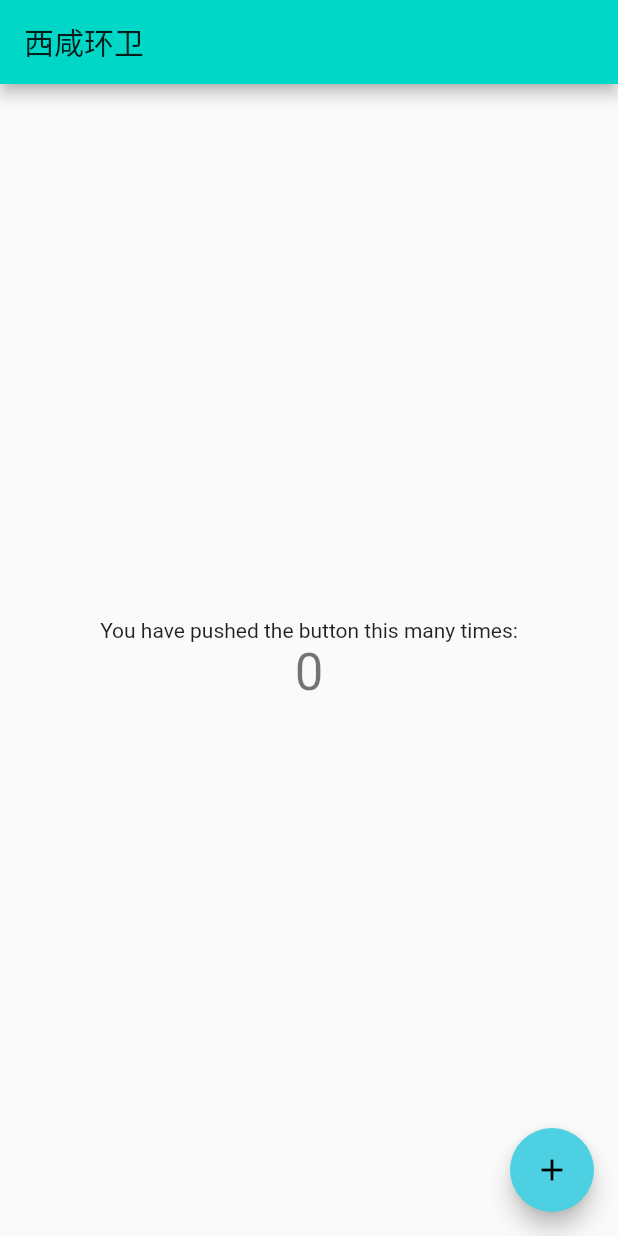
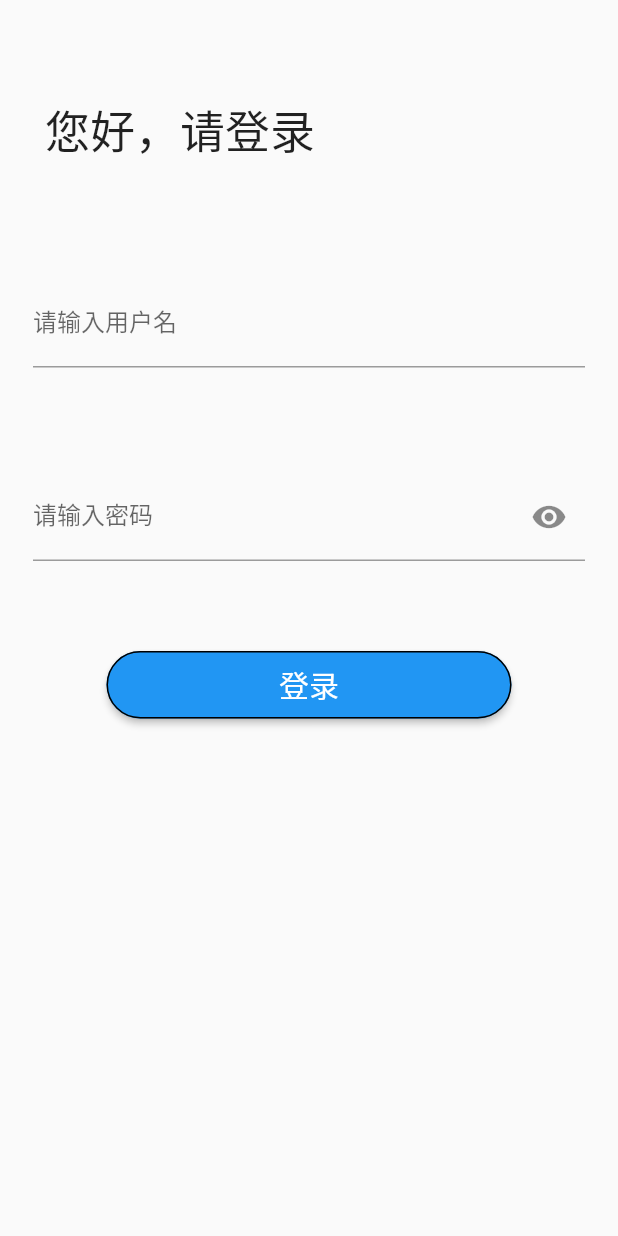
Before and after one commit to licnqiang/XXXQ_Flutter, a Flutter app: the screen it shows after launch, on a phone screen of 412 x 824 dp. Run offline on Flutter 3.47's test engine with Material 2 defaults, Android fonts, the phone set to English and light mode, and no system bars; our stand-ins replace shared_preferences.

Commit message:
初始化项目

```diff
--- a/lib/Splash.dart
+++ b/lib/Splash.dart
@@ -4,6 +4,7 @@ import 'dart:async';
 
 import 'package:flutter/material.dart';
 import 'package:flutter/widgets.dart';
+import 'package:xxxq_flutter/pages/LoginPage.dart';
 
 import 'main.dart';
 
@@ -34,7 +35,8 @@ class SplashState extends State<SplashPage>{
                   builder: (BuildContext context, Widget child) {
                     return Opacity(
                       opacity: animation.value,
-                      child: new MyHomePage(title: '西咸环卫'),
+//                      child: new MyHomePage(title: '西咸环卫'),
+                        child: new LoginPage(),
                     );
                   },
                 );
@@ -66,7 +68,7 @@ class SplashState extends State<SplashPage>{
         child: new Text(
           "西咸环卫",
           style: new TextStyle(
-              color: Colors.white, fontSize: 50.0, fontWeight: FontWeight.bold),
+              color: Colors.white, fontSize: 20.0, fontWeight: FontWeight.bold),
         ),
       ),
     );
--- /dev/null
+++ b/lib/pages/LoginPage.dart
@@ -0,0 +1,127 @@
+
+import 'package:flutter/material.dart';
+
+/**
+ * 登录页
+ */
+class LoginPage extends StatefulWidget{
+  @override
+  State<StatefulWidget> createState() {
+    return new LoginPageState();
+  }
+
+}
+
+class LoginPageState extends State<LoginPage>{
+
+
+  String _name,_password;
+  bool _isObscure = true;
+  Color _eyeColor;
+  final _formKey = GlobalKey<FormState>();
+
+  @override
+  Widget build(BuildContext context) {
+    return Scaffold(
+      body: Form(
+          key: _formKey,
+          child: ListView(
+            padding: EdgeInsets.symmetric(horizontal: 22.0),
+            children: <Widget>[
+              SizedBox(height: kToolbarHeight,),
+              buildTitle(),
+              SizedBox(height: 70.0,),
+              buildNameTextField(),
+              SizedBox(height: 70.0,),
+              buildPasswordTextField(context),
+              SizedBox(height: 60.0),
+              buildLoginButton(context),
+              SizedBox(height: 30.0),
+
+            ],
+      )),
+
+    );
+  }
+
+
+  Align buildLoginButton(BuildContext context){
+    return Align(
+      child: SizedBox(
+        height: 45.0,
+        width: 270.0,
+        child: RaisedButton(
+          child: Text(
+            '登录',
+              style: TextStyle(color: Colors.white,fontSize: 20.0),
+          ),
+          color: Colors.blue,
+          onPressed: () {
+            if (_formKey.currentState.validate()) {
+              ///只有输入的内容符合要求通过才会到达此处
+              _formKey.currentState.save();
+              //TODO 执行登录方法
+              print('name:$_name , password:$_password');
+            }
+          },
+          shape: StadiumBorder(side: BorderSide()),
+        ),
+      ),
+    );
+  }
+
+
+
+  TextFormField buildPasswordTextField(BuildContext context){
+    return TextFormField(
+      onSaved: (String value)=> _password=value,
+      obscureText: _isObscure,
+      validator: (String value){
+        if(value.isEmpty){
+          return '请输入密码';
+        }
+      },
+
+      decoration: InputDecoration(
+        labelText: '请输入密码',
+        suffixIcon: IconButton(icon: Icon(Icons.remove_red_eye,color: _eyeColor,),
+          onPressed: (){
+            setState(() {
+              _isObscure = !_isObscure;
+              _eyeColor = _isObscure
+                  ? Colors.grey
+                  : Theme.of(context).iconTheme.color;
+            });
+          },
+
+        )
+        ),
+
+    );
+  }
+
+  TextFormField buildNameTextField(){
+    return TextFormField(
+      decoration: InputDecoration(
+
+        labelText:'请输入用户名'),
+      validator: (String value){
+        if(value.isEmpty){
+          return '请输入正确的用户名';
+        }
+      },
+      onSaved: (String value) =>_name=value,
+    );
+  }
+
+
+  Padding buildTitle(){
+    return Padding(
+      padding: EdgeInsets.all(8.0),
+      child: Text('您好，请登录',style: TextStyle(fontSize: 30.0),
+      ),
+    );
+  }
+
+
+}
--- a/pubspec.yaml
+++ b/pubspec.yaml
@@ -23,6 +23,8 @@ dependencies:
   # The following adds the Cupertino Icons font to your application.
   # Use with the CupertinoIcons class for iOS style icons.
   cupertino_icons: ^0.1.2
+  shared_preferences: ^0.4.3
+  #groovin_material_icons: ^1.1.5
 
 dev_dependencies:
   flutter_test:
```
Also changed, not shown: lib/utils/DataUtil.dart (added, +34 -0 lines), pubspec.lock.
